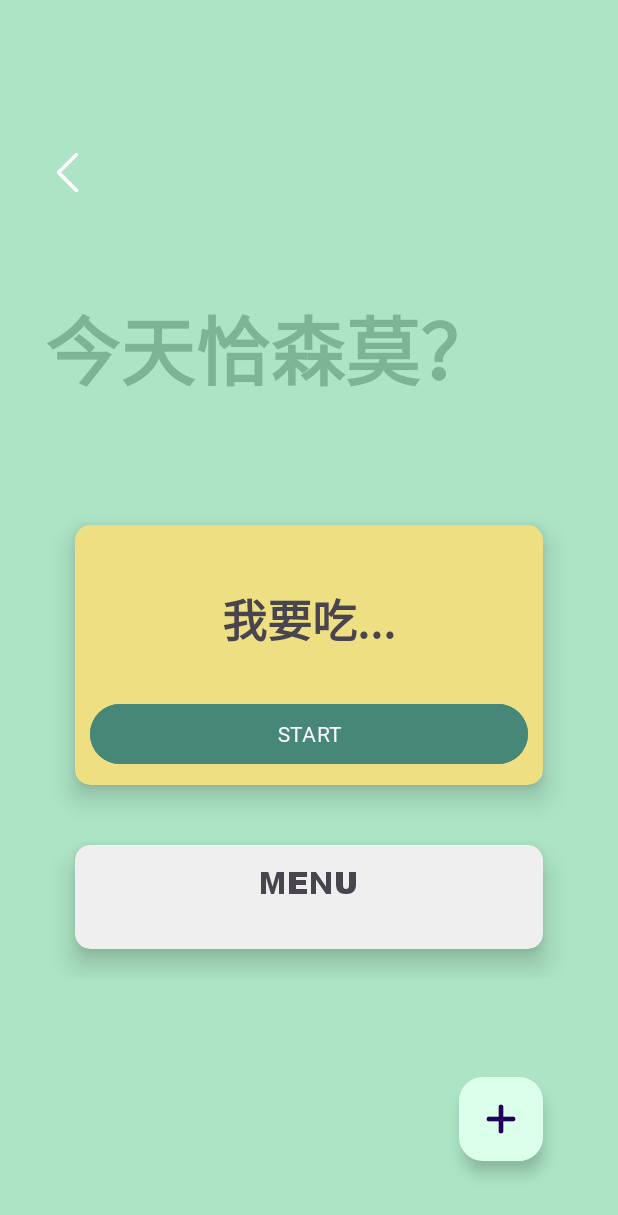
After one commit to yodaplaysdroid/Joey-Assistant, an Android app: the WhatToEatActivity screen opened directly, with no data from a screen before it, on a phone screen of 412 x 824 dp. The commit adds this screen. Shown: the top 1215 px of the screen. Run offline under Robolectric (Android 15) with nearby library versions, the phone set to English and light mode, and no system bars.

Commit message:
Added new function

```diff
--- a/app/src/main/AndroidManifest.xml
+++ b/app/src/main/AndroidManifest.xml
@@ -28,6 +28,9 @@
         <activity
             android:name=".ConversionActivity"
             android:windowSoftInputMode="adjustPan"/>
+        <activity
+            android:name=".WhatToEatActivity"
+            android:windowSoftInputMode="adjustPan"/>
         <meta-data
             android:name="preloaded_fonts"
             android:resource="@array/preloaded_fonts" />
--- /dev/null
+++ b/app/src/main/java/com/oscarwkl/joey_assistant/WhatToEatActivity.java
@@ -0,0 +1,193 @@
+package com.oscarwkl.joey_assistant;
+
+import android.app.AlertDialog;
+import android.content.Context;
+import android.content.DialogInterface;
+import android.content.SharedPreferences;
+import android.graphics.Color;
+import android.os.Bundle;
+import android.os.Handler;
+import android.util.TypedValue;
+import android.view.Gravity;
+import android.view.LayoutInflater;
+import android.view.View;
+import android.widget.Button;
+import android.widget.EditText;
+import android.widget.ImageView;
+import android.widget.LinearLayout;
+import android.widget.TextView;
+
+import androidx.appcompat.app.AppCompatActivity;
+
+import com.google.android.material.floatingactionbutton.FloatingActionButton;
+
+import org.json.JSONArray;
+import org.json.JSONException;
+
+import java.util.ArrayList;
+import java.util.Arrays;
+import java.util.Random;
+
+public class WhatToEatActivity extends AppCompatActivity {
+    private SharedPreferences sharedPreferences;
+    private ImageView backButton;
+    private LinearLayout container;
+    private TextView chosenFood;
+    private Button startStopButton;
+
+    private boolean isShuffling = false;
+    private Runnable shuffleRunnable;
+    private int currentIndex = 0;
+
+    @Override
+    protected void onCreate(Bundle savedInstanceState) {
+        super.onCreate(savedInstanceState);
+
+        // Set UI to full screen
+        getWindow().getDecorView().setSystemUiVisibility(
+                View.SYSTEM_UI_FLAG_LAYOUT_STABLE | View.SYSTEM_UI_FLAG_LAYOUT_FULLSCREEN
+        );
+        getWindow().setStatusBarColor(Color.TRANSPARENT);
+
+        setContentView(R.layout.activity_what_to_eat);
+
+        sharedPreferences = getSharedPreferences("whatToEat", MODE_PRIVATE);
+
+        backButton = findViewById(R.id.backButton2);
+        container = findViewById(R.id.foodBox);
+        chosenFood = findViewById(R.id.chosenFood);
+        startStopButton = findViewById(R.id.startStopButton);
+
+        // backButton onClick Listener
+        backButton.setOnClickListener(view -> finish());
+
+        FloatingActionButton addButton = findViewById(R.id.addButton);
+
+        displayFoods();
+
+        // Add Listener to add button
+        addButton.setOnClickListener(view -> openInputDialog());
+
+        Handler handler = new Handler();
+
+        startStopButton.setOnClickListener(v -> {
+            ArrayList<String> foods = getArray("foods");
+            int maxIndex = foods.size();
+            if (maxIndex == 0) openError();
+            else {
+                if (!isShuffling) {
+                    startStopButton.setText("STOP");
+                    startStopButton.setBackgroundColor(Color.parseColor("#B78E97"));
+                    isShuffling = true;
+                    shuffleRunnable = new Runnable() {
+                        @Override
+                        public void run() {
+                            chosenFood.setText(foods.get(currentIndex));
+                            currentIndex = (currentIndex + 1) % (maxIndex);
+                            handler.postDelayed(this, 20);
+                        }
+                    };
+                    handler.post(shuffleRunnable);
+                } else {
+                    startStopButton.setText("START");
+                    startStopButton.setBackgroundColor(Color.parseColor("#478778"));
+                    isShuffling = false;
+                    handler.removeCallbacks(shuffleRunnable);
+                }
+            }
+        });
+    }
+
+    // Convert array to JSON and save to SharedPreferences
+    public void saveArray(String[] array, String arrayName) {
+        SharedPreferences prefs = getSharedPreferences("whatToEat", Context.MODE_PRIVATE);
+        SharedPreferences.Editor editor = prefs.edit();
+        JSONArray jsonArray = new JSONArray(Arrays.asList(array));
+        editor.putString(arrayName, jsonArray.toString());
+        editor.apply();
+    }
+
+    // Retrieve array from SharedPreferences
+    public ArrayList<String> getArray(String arrayName) {
+        SharedPreferences prefs = getSharedPreferences("whatToEat", Context.MODE_PRIVATE);
+        String storedArrayString = prefs.getString(arrayName, null);
+        if (storedArrayString != null) {
+            try {
+                JSONArray jsonArray = new JSONArray(storedArrayString);
+                String[] array = new String[jsonArray.length()];
+                for (int i = 0; i < jsonArray.length(); i++) {
+                    array[i] = jsonArray.getString(i);
+                }
+                return new ArrayList<>(Arrays.asList(array));
+            } catch (JSONException e) {
+                e.printStackTrace();
+            }
+        }
+        return new ArrayList<String>();
+    }
+
+    // Display Foods
+    public void displayFoods() {
+        container.removeAllViews();
+        ArrayList<String> foods = getArray("foods");
+        for (int i = 0; i < foods.size(); i++) {
+            TextView food = new TextView(WhatToEatActivity.this);
+            food.setLayoutParams(new LinearLayout.LayoutParams(
+                    LinearLayout.LayoutParams.MATCH_PARENT,
+                    LinearLayout.LayoutParams.WRAP_CONTENT
+            ));
+            food.setId(i);
+            food.setClickable(true);
+            food.setTextSize(TypedValue.COMPLEX_UNIT_SP, 20);
+            food.setTextColor(Color.parseColor("#478778"));
+            food.setGravity(Gravity.CENTER);
+            food.setWidth(LinearLayout.LayoutParams.WRAP_CONTENT);
+            int finalI = i;
+            food.setOnClickListener(v -> {
+                foods.remove(finalI);
+                saveArray(foods.toArray(new String[0]), "foods");
+                displayFoods();
+            });
+
+            food.setText(foods.get(i));
+            container.addView(food);
+        }
+    }
+
+    // Method to create and show the input dialog/modal
+    private void openInputDialog() {
+        AlertDialog.Builder builder = new AlertDialog.Builder(this);
+        builder.setTitle("添加食物");
+
+        LayoutInflater inflater = getLayoutInflater();
+        View dialogView = inflater.inflate(R.layout.food_input, null);
+        builder.setView(dialogView);
+
+        EditText input = dialogView.findViewById(R.id.newFood);
+        builder.setPositiveButton("SAVE", (dialog, which) -> {
+                ArrayList<String> foods = getArray("foods");
+                foods.add(input.getText().toString());
+                saveArray(foods.toArray(new String[0]), "foods");
+                displayFoods();
+        });
+        builder.setNegativeButton("CANCEL", (dialog, which) -> dialog.dismiss());
+
+        AlertDialog dialog = builder.create();
+        dialog.show();
+    }
+
+    // error page when crash
+    private void openError() {
+        AlertDialog.Builder builder = new AlertDialog.Builder(this);
+        builder.setTitle("炸啦!");
+
+        LayoutInflater inflater = getLayoutInflater();
+        View dialogView = inflater.inflate(R.layout.error, null);
+        builder.setView(dialogView);
+
+        builder.setNegativeButton("好嘟", (dialog, which) -> finish());
+
+        AlertDialog dialog = builder.create();
+        dialog.show();
+    }
+}
--- a/app/src/main/res/drawable/input_box.xml
+++ b/app/src/main/res/drawable/input_box.xml
@@ -1,9 +1,9 @@
 <?xml version="1.0" encoding="utf-8"?>
 <shape xmlns:android="http://schemas.android.com/apk/res/android"
     android:shape="rectangle">
-    <solid android:color="#EEDDFF" />
+    <solid android:color="#AAFFFFFF" />
     <stroke
         android:width="2dp"
-        android:color="#8069A6" />
+        android:color="#88121212" />
     <corners android:radius="8dp" />
 </shape>
--- a/app/src/main/res/layout/activity_conversion.xml
+++ b/app/src/main/res/layout/activity_conversion.xml
@@ -81,7 +81,7 @@
 
                 <EditText
                     android:id="@+id/cny"
-                    android:layout_width="200dp"
+                    android:layout_width="match_parent"
                     android:layout_height="60dp"
                     android:padding="10dp"
                     android:background="@drawable/input_box"
--- /dev/null
+++ b/app/src/main/res/layout/activity_what_to_eat.xml
@@ -0,0 +1,124 @@
+<?xml version="1.0" encoding="utf-8"?>
+<androidx.constraintlayout.widget.ConstraintLayout
+    xmlns:android="http://schemas.android.com/apk/res/android"
+    xmlns:app="http://schemas.android.com/apk/res-auto"
+    xmlns:tools="http://schemas.android.com/tools"
+    android:layout_width="match_parent"
+    android:layout_height="match_parent"
+    android:background="#ACE4C5"
+    android:paddingLeft="30dp"
+    android:paddingRight="30dp">
+
+    <ScrollView
+        android:layout_width="match_parent"
+        android:layout_height="match_parent"
+        android:scrollbars="none"
+        app:layout_constraintBottom_toBottomOf="parent"
+        app:layout_constraintTop_toTopOf="parent"
+        tools:layout_editor_absoluteX="20dp">
+
+        <LinearLayout
+            android:layout_width="match_parent"
+            android:layout_height="wrap_content"
+            android:orientation="vertical"
+            android:paddingTop="100dp"
+            android:paddingBottom="30dp">
+
+            <ImageView
+                android:id="@+id/backButton2"
+                android:layout_width="30dp"
+                android:layout_height="30dp"
+                android:src="@drawable/back"
+                android:clickable="true" />
+
+            <TextView
+                android:layout_width="wrap_content"
+                android:layout_height="wrap_content"
+                android:text="\n今天恰森莫？\n"
+                android:fontFamily="@font/simhei"
+                android:textSize="50dp"
+                android:textFontWeight="900"
+                android:textColor="#7CB495" />
+
+            <androidx.cardview.widget.CardView
+                android:layout_width="match_parent"
+                android:layout_height="wrap_content"
+                app:cardCornerRadius="10dp"
+                app:cardElevation="10dp"
+                app:cardBackgroundColor="#EEE082"
+                android:layout_margin="20dp">
+
+                <LinearLayout
+                    android:layout_width="match_parent"
+                    android:layout_height="wrap_content"
+                    android:orientation="vertical"
+                    android:padding="10dp">
+
+                    <TextView
+                        android:id="@+id/chosenFood"
+                        android:text="我要吃..."
+                        android:layout_width="wrap_content"
+                        android:layout_height="wrap_content"
+                        android:textStyle="bold"
+                        android:textSize="30sp"
+                        android:layout_gravity="center"
+                        android:layout_margin="30dp"/>
+
+                    <Button
+                        android:id="@+id/startStopButton"
+                        android:layout_width="match_parent"
+                        android:layout_height="wrap_content"
+                        android:text="START"
+                        android:fontFamily="@font/arialbd"
+                        android:backgroundTint="#478778"/>
+                </LinearLayout>
+            </androidx.cardview.widget.CardView>
+
+            <androidx.cardview.widget.CardView
+                android:layout_width="match_parent"
+                android:layout_height="wrap_content"
+                app:cardCornerRadius="10dp"
+                app:cardElevation="10dp"
+                app:cardBackgroundColor="#EFEFEF"
+                android:layout_margin="20dp">
+                <LinearLayout
+                    android:layout_width="match_parent"
+                    android:layout_height="wrap_content"
+                    android:orientation="vertical"
+                    android:paddingBottom="20dp">
+
+                    <TextView
+                        android:layout_width="wrap_content"
+                        android:layout_height="wrap_content"
+                        android:text="MENU"
+                        android:fontFamily="@font/ariblk"
+                        android:padding="10dp"
+                        android:textSize="20sp"
+                        android:textStyle="bold"
+                        android:layout_gravity="center"/>
+
+                    <LinearLayout
+                        android:id="@+id/foodBox"
+                        android:layout_width="match_parent"
+                        android:layout_height="wrap_content"
+                        android:orientation="vertical"/>
+                </LinearLayout>
+            </androidx.cardview.widget.CardView>
+        </LinearLayout>
+    </ScrollView>
+
+    <com.google.android.material.floatingactionbutton.FloatingActionButton
+        android:id="@+id/addButton"
+        android:layout_width="wrap_content"
+        android:layout_height="wrap_content"
+        android:layout_gravity="end"
+        android:layout_marginRight="20dp"
+        android:layout_marginBottom="50dp"
+        android:backgroundTint="#DCFFEC"
+        android:src="@drawable/add"
+        app:fabSize="normal"
+        app:layout_constraintBottom_toBottomOf="parent"
+        app:layout_constraintEnd_toEndOf="parent"
+        app:rippleColor="#7CB495" />
+
+</androidx.constraintlayout.widget.ConstraintLayout>
```
Also changed, not shown: app/src/main/java/com/oscarwkl/joey_assistant/MainActivity.java (+50 -6 lines), app/src/main/res/layout/error.xml (added, +16 -0 lines), app/src/main/res/layout/food_input.xml (added, +22 -0 lines), app/src/main/res/drawable/add.png (added), app/src/main/res/drawable/error.jpg (added), app/src/main/res/drawable/random.png (added).
